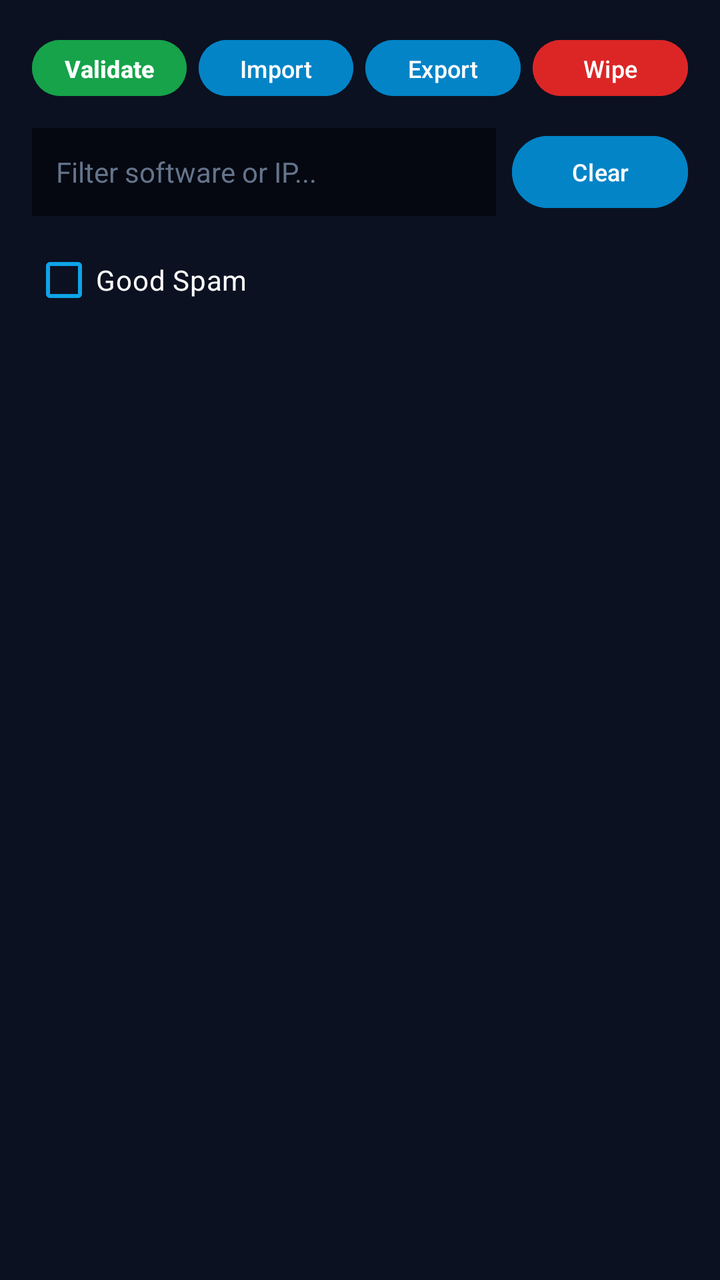
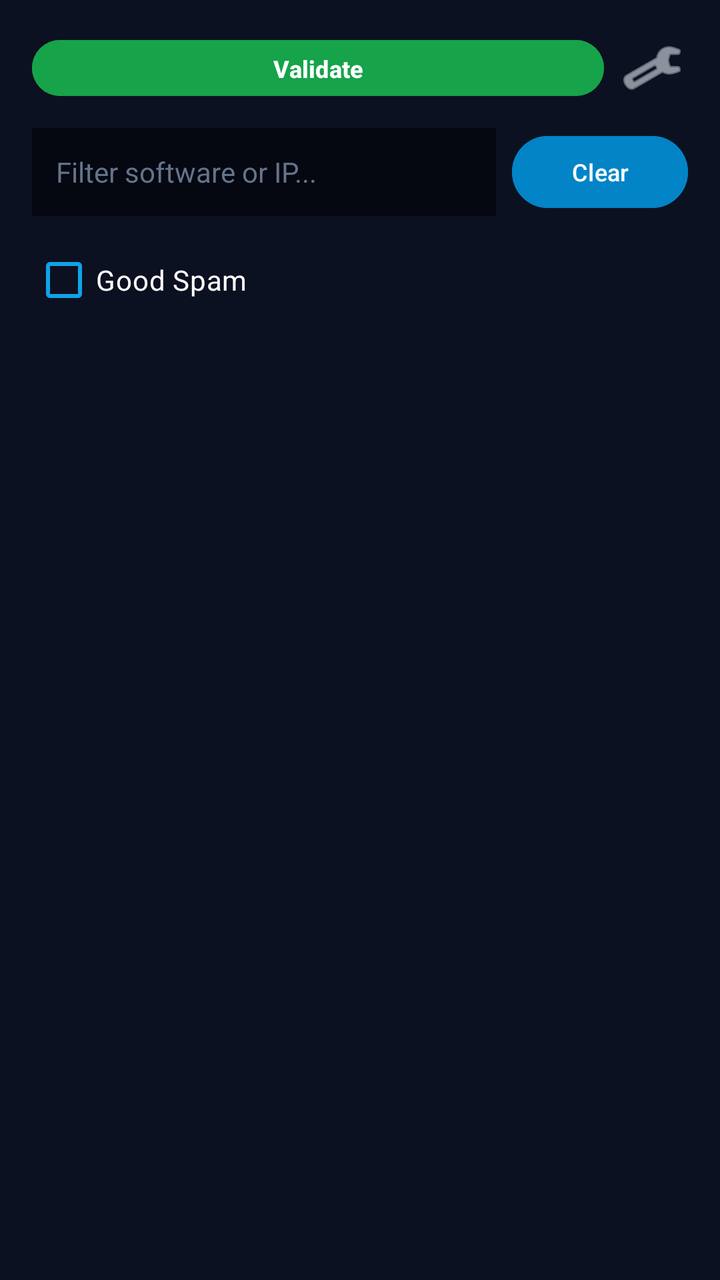

Before-and-after screenshots of an Android layout around one commit, followed by the original layout XML and the change that was made.
<!-- AndroidManifest.xml: application theme Theme.HackExLogger -->
<!-- res/layout/activity_main.xml -->
<?xml version="1.0" encoding="utf-8"?>
<androidx.constraintlayout.widget.ConstraintLayout xmlns:android="http://schemas.android.com/apk/res/android"
    xmlns:app="http://schemas.android.com/apk/res-auto"
    xmlns:tools="http://schemas.android.com/tools"
    android:id="@+id/main"
    android:layout_width="match_parent"
    android:layout_height="match_parent"
    android:background="#0b1120"
    tools:context=".MainActivity">

    <LinearLayout
        android:id="@+id/headerActions"
        android:layout_width="match_parent"
        android:layout_height="wrap_content"
        android:layout_marginStart="16dp"
        android:layout_marginTop="16dp"
        android:layout_marginEnd="16dp"
        android:gravity="center_vertical"
        android:orientation="horizontal"
        app:layout_constraintEnd_toEndOf="parent"
        app:layout_constraintStart_toStartOf="parent"
        app:layout_constraintTop_toTopOf="parent">

        <Button
            android:id="@+id/validateBtn"
            android:layout_width="0dp"
            android:layout_height="36dp"
            android:layout_marginEnd="6dp"
            android:layout_weight="1"
            android:backgroundTint="#16a34a"
            android:minHeight="0dp"
            android:minWidth="0dp"
            android:paddingHorizontal="8dp"
            android:text="Validate"
            android:textColor="#ffffff"
            android:textSize="12sp"
            android:textStyle="bold" />

        <Button
            android:id="@+id/importDataBtn"
            android:layout_width="0dp"
            android:layout_height="36dp"
            android:layout_marginEnd="6dp"
            android:layout_weight="1"
            android:backgroundTint="#0284c7"
            android:minHeight="0dp"
            android:minWidth="0dp"
            android:paddingHorizontal="8dp"
            android:text="Import"
            android:textColor="#ffffff"
            android:textSize="12sp" />

        <Button
            android:id="@+id/exportDataBtn"
            android:layout_width="0dp"
            android:layout_height="36dp"
            android:layout_marginEnd="6dp"
            android:layout_weight="1"
            android:backgroundTint="#0284c7"
            android:minHeight="0dp"
            android:minWidth="0dp"
            android:paddingHorizontal="8dp"
            android:text="Export"
            android:textColor="#ffffff"
            android:textSize="12sp" />

        <Button
            android:id="@+id/wipeDbBtn"
            android:layout_width="0dp"
            android:layout_height="36dp"
            android:layout_weight="1"
            android:backgroundTint="#dc2626"
            android:minHeight="0dp"
            android:minWidth="0dp"
            android:paddingHorizontal="8dp"
            android:text="Wipe"
            android:textColor="#ffffff"
            android:textSize="12sp" />
    </LinearLayout>

    <EditText
        android:id="@+id/searchInput"
        android:layout_width="0dp"
        android:layout_height="44dp"
        android:layout_marginStart="16dp"
        android:layout_marginTop="12dp"
        android:layout_marginEnd="8dp"
        android:background="#050811"
        android:hint="Filter software or IP..."
        android:padding="12dp"
        android:textColor="#e2e8f0"
        android:textColorHint="#64748b"
        android:textSize="14sp"
        app:layout_constraintEnd_toStartOf="@+id/clearSearchBtn"
        app:layout_constraintStart_toStartOf="parent"
        app:layout_constraintTop_toBottomOf="@+id/headerActions" />

    <Button
        android:id="@+id/clearSearchBtn"
        android:layout_width="wrap_content"
        android:layout_height="44dp"
        android:layout_marginEnd="16dp"
        android:backgroundTint="#0284c7"
        android:text="Clear"
        android:textColor="#ffffff"
        android:textSize="12sp"
        app:layout_constraintBottom_toBottomOf="@+id/searchInput"
        app:layout_constraintEnd_toEndOf="parent"
        app:layout_constraintTop_toTopOf="@+id/searchInput" />

    <LinearLayout
        android:id="@+id/goodSpamFilterLayout"
        android:layout_width="match_parent"
        android:layout_height="wrap_content"
        android:layout_marginStart="16dp"
        android:layout_marginTop="8dp"
        android:layout_marginEnd="16dp"
        android:gravity="center_vertical"
        android:orientation="horizontal"
        app:layout_constraintTop_toBottomOf="@+id/searchInput"
        app:layout_constraintStart_toStartOf="parent"
        app:layout_constraintEnd_toEndOf="parent">

        <CheckBox
            android:id="@+id/goodSpamCheckBox"
            android:layout_width="wrap_content"
            android:layout_height="wrap_content"
            android:text="Good Spam"
            android:textColor="#ffffff"
            android:buttonTint="#0ea5e9" />

        <TextView
            android:id="@+id/maxFirewallLabel"
            android:layout_width="wrap_content"
            android:layout_height="wrap_content"
            android:layout_marginStart="16dp"
            android:text="Max FW:"
            android:textColor="#94a3b8"
            android:textSize="14sp"
            android:visibility="gone" />

        <SeekBar
            android:id="@+id/maxFirewallSeekBar"
            android:layout_width="0dp"
            android:layout_height="wrap_content"
            android:layout_weight="1"
            android:layout_marginStart="8dp"
            android:max="100"
            android:progress="20"
            android:visibility="gone" />

        <TextView
            android:id="@+id/maxFirewallValue"
            android:layout_width="32dp"
            android:layout_height="wrap_content"
            android:layout_marginStart="8dp"
            android:text="20"
            android:textColor="#ffffff"
            android:textSize="14sp"
            android:textStyle="bold"
            android:visibility="gone" />

    </LinearLayout>

    <androidx.recyclerview.widget.RecyclerView
        android:id="@+id/targetsRecycler"
        android:layout_width="0dp"
        android:layout_height="0dp"
        android:layout_marginTop="12dp"
        android:clipToPadding="false"
        android:paddingStart="16dp"
        android:paddingEnd="16dp"
        android:paddingBottom="16dp"
        app:layoutManager="androidx.recyclerview.widget.LinearLayoutManager"
        app:layout_constraintBottom_toBottomOf="parent"
        app:layout_constraintEnd_toEndOf="parent"
        app:layout_constraintStart_toStartOf="parent"
        app:layout_constraintTop_toBottomOf="@+id/goodSpamFilterLayout" />

</androidx.constraintlayout.widget.ConstraintLayout>
<!-- resources referenced by this layout -->
<resources>
  <style name="Theme.HackExLogger" parent="Base.Theme.HackExLogger" />
  <style name="Base.Theme.HackExLogger" parent="Theme.Material3.DayNight.NoActionBar">
          
          
      </style>
</resources>

<!-- the commit's change to res/layout/activity_main.xml (unified diff, before → after) -->
@@ -36,46 +36,14 @@
             android:textSize="12sp"
             android:textStyle="bold" />
 
-        <Button
-            android:id="@+id/importDataBtn"
-            android:layout_width="0dp"
+        <ImageButton
+            android:id="@+id/settingsBtn"
+            android:layout_width="36dp"
             android:layout_height="36dp"
-            android:layout_marginEnd="6dp"
-            android:layout_weight="1"
-            android:backgroundTint="#0284c7"
-            android:minHeight="0dp"
-            android:minWidth="0dp"
-            android:paddingHorizontal="8dp"
-            android:text="Import"
-            android:textColor="#ffffff"
-            android:textSize="12sp" />
-
-        <Button
-            android:id="@+id/exportDataBtn"
-            android:layout_width="0dp"
-            android:layout_height="36dp"
-            android:layout_marginEnd="6dp"
-            android:layout_weight="1"
-            android:backgroundTint="#0284c7"
-            android:minHeight="0dp"
-            android:minWidth="0dp"
-            android:paddingHorizontal="8dp"
-            android:text="Export"
-            android:textColor="#ffffff"
-            android:textSize="12sp" />
-
-        <Button
-            android:id="@+id/wipeDbBtn"
-            android:layout_width="0dp"
-            android:layout_height="36dp"
-            android:layout_weight="1"
-            android:backgroundTint="#dc2626"
-            android:minHeight="0dp"
-            android:minWidth="0dp"
-            android:paddingHorizontal="8dp"
-            android:text="Wipe"
-            android:textColor="#ffffff"
-            android:textSize="12sp" />
+            android:background="?attr/selectableItemBackgroundBorderless"
+            android:contentDescription="Settings"
+            android:src="@android:drawable/ic_menu_preferences"
+            app:tint="#e2e8f0" />
     </LinearLayout>
 
     <EditText
